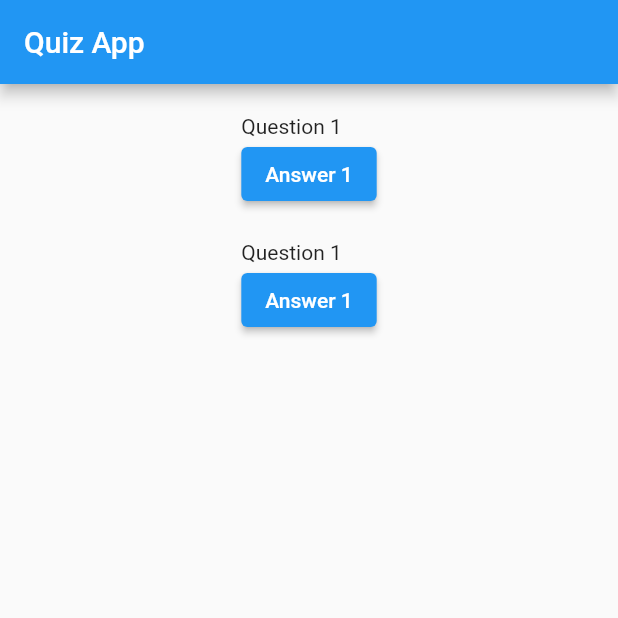
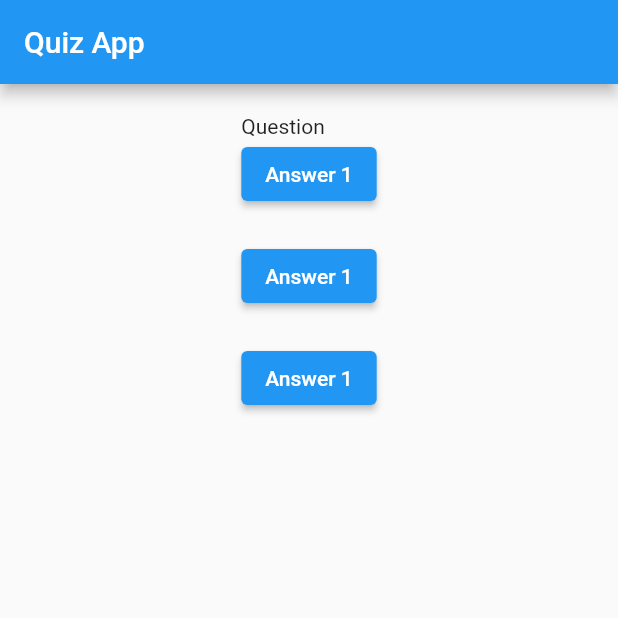
Before and after one commit to jeremyessien/Skill_upgrade1, a Flutter app: the screen it shows after launch, on a phone screen of 412 x 824 dp, the top half of it. Run offline on Flutter 3.47's test engine with Material 2 defaults, Android fonts, the phone set to English and light mode, and no system bars.

Commit message:
Update main.dart

```diff
--- a/lib/main.dart
+++ b/lib/main.dart
@@ -35,7 +35,7 @@ class HomePage extends StatelessWidget {
           child: Column(
             crossAxisAlignment: CrossAxisAlignment.start,
             children: [
-              const Text('Question 1'),
+              const Text('Question '),
               ElevatedButton(
                 onPressed: () {},
                 child: const Text('Answer 1'),
@@ -43,8 +43,11 @@ class HomePage extends StatelessWidget {
               const SizedBox(
                 height: 20,
               ),
-              const Text('Question 1'),
-              ElevatedButton(onPressed: () {}, child: const Text('Answer 1'))
+              ElevatedButton(onPressed: () {}, child: const Text('Answer 1')),
+              const SizedBox(
+                height: 20,
+              ),
+              ElevatedButton(onPressed: () {}, child: const Text('Answer 1')),
             ],
           ),
         ),
```
